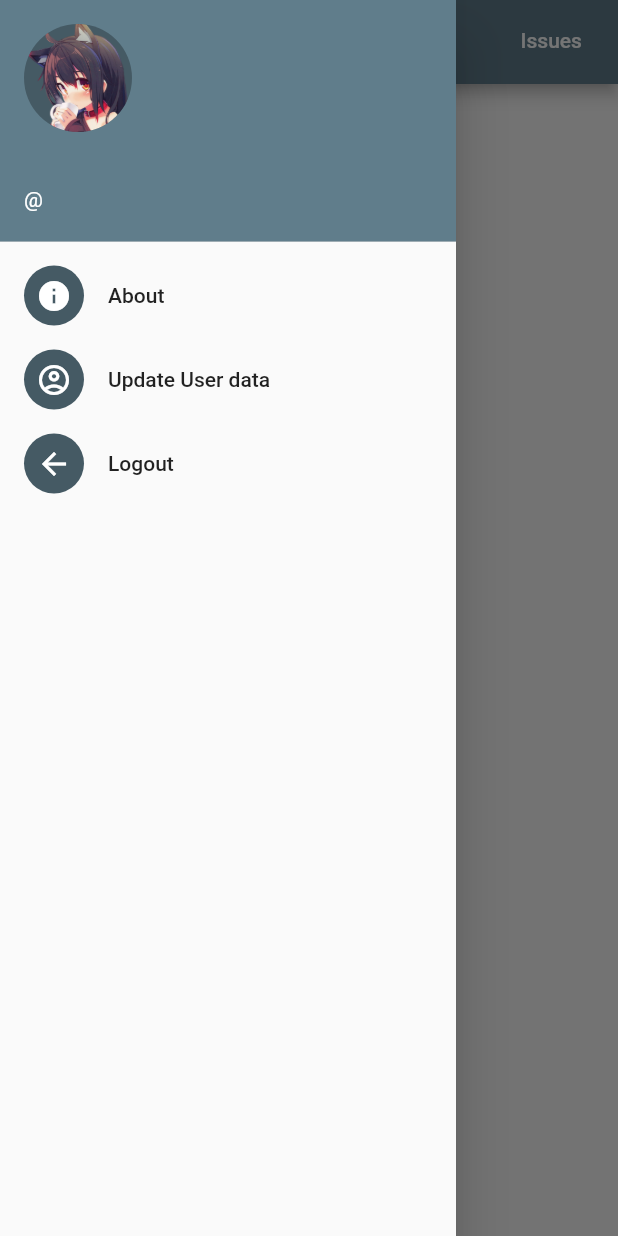
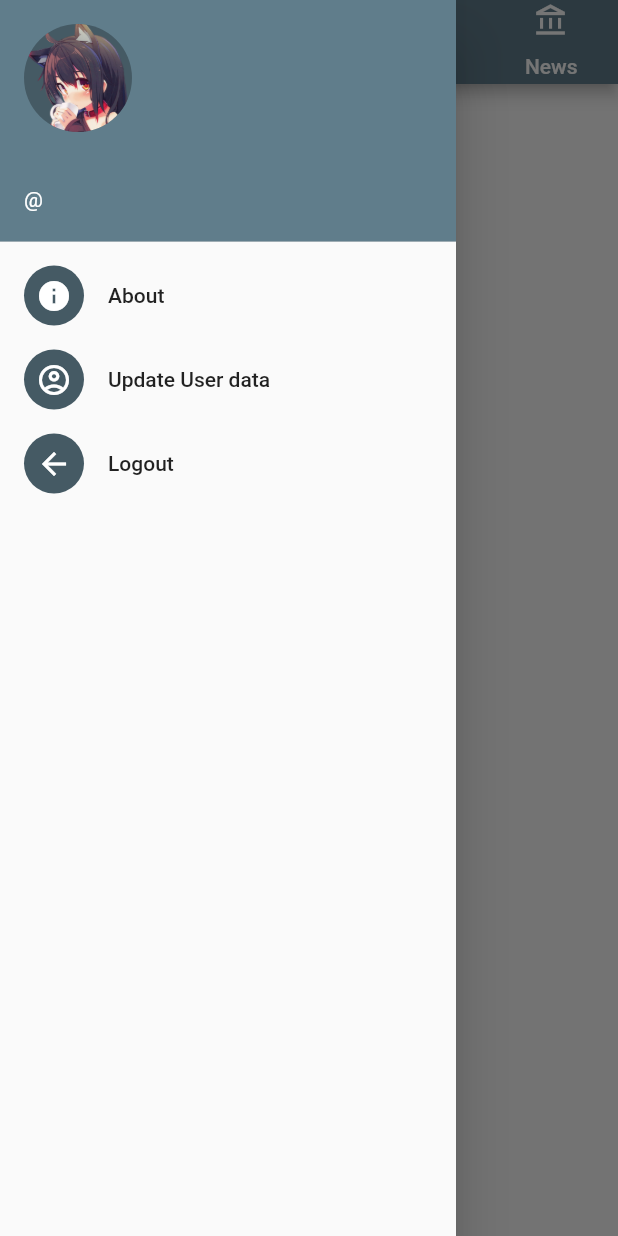
Before and after one commit to neko0xff/2023_schoolResearch_ClientApp, a Flutter app: the HomePage screen opened directly with empty values, tab 4 chosen, with the side drawer open, on a phone screen of 412 x 824 dp. Run offline on Flutter 3.47's test engine with Material 2 defaults, Android fonts, the phone set to English and light mode, and no system bars; our stand-ins replace pdf, printing, share_plus, shared_preferences; missing offline and left inert: local_notifier, syncfusion_flutter_pdfviewer; accounts and stored records are empty.

Commit message:
20230722 update

```diff
--- a/src/viewapp_v1_1/lib/pages/home.dart
+++ b/src/viewapp_v1_1/lib/pages/home.dart
@@ -7,6 +7,7 @@ import 'package:viewapp_v1_1/class/user.dart';
 import 'package:viewapp_v1_1/modules/PreferencesUtil.dart';
 import 'package:viewapp_v1_1/pages/out/control.dart';
 import 'package:viewapp_v1_1/pages/out/main.dart';
+import 'package:viewapp_v1_1/pages/out/news.dart';
 import 'package:viewapp_v1_1/pages/out/view.dart';
 import 'package:viewapp_v1_1/pages/user/updateUser.dart';
 
@@ -37,7 +38,7 @@ class HomePage extends StatelessWidget {
               Tab(icon: Icon(Icons.home), text: "Main"),
               Tab(icon: Icon(Icons.list), text: "Data Table"),
               Tab(icon: Icon(Icons.switch_right_sharp), text: "Control"),
-              Tab(text: "Issues"),
+              Tab(icon: Icon(Icons.account_balance_outlined), text: "News"),
             ],
           ),
         ),
@@ -46,7 +47,7 @@ class HomePage extends StatelessWidget {
             Main(),
             ViewData(),
             Control(),
-            Text("Issues"),
+            NewsData(),
           ],
         ),
         drawer: DrawerMenu(
--- /dev/null
+++ b/src/viewapp_v1_1/lib/pages/out/news.dart
@@ -0,0 +1,32 @@
+// ignore_for_file: prefer_const_constructors, prefer_const_literals_to_create_immutables, library_private_types_in_public_api, non_constant_identifier_names, prefer_interpolation_to_compose_strings, avoid_print, camel_case_types, must_be_immutable
+
+import 'package:flutter/material.dart';
+
+class NewsData extends StatelessWidget {
+  const NewsData({Key? key}) : super(key: key);
+
+  @override
+  Widget build(BuildContext context) {
+    return MaterialApp(
+      debugShowCheckedModeBanner: false,
+      home: Scaffold(
+        body: NewsPage(),
+      ),
+    );
+  }
+}
+
+class NewsPage extends StatelessWidget {
+  const NewsPage({super.key});
+
+  @override
+  Widget build(BuildContext context) {
+    return const Column(
+        mainAxisSize: MainAxisSize.min,
+        mainAxisAlignment: MainAxisAlignment.spaceEvenly,
+        children: <Widget>[
+          SizedBox(height: 10.0),
+          Text("News"),
+        ]);
+  }
+}
--- a/src/viewapp_v1_1/pubspec.yaml
+++ b/src/viewapp_v1_1/pubspec.yaml
@@ -35,7 +35,7 @@ dependencies:
   local_notifier: ^0.1.5
   pdf: ^3.10.4
   syncfusion_flutter_pdfviewer: ^22.1.39
-  google_fonts: ^5.1.0
+  printing: ^5.11.0
   flutter_local_notifications: ^15.1.0+1
   flutter:
     sdk: flutter
@@ -44,6 +44,7 @@ dependencies:
   # The following adds the Cupertino Icons font to your application.
   # Use with the CupertinoIcons class for iOS style icons.
   cupertino_icons: ^1.0.2
+  share_plus: ^7.0.2
 
 dev_dependencies:
   flutter_test:
```
Also changed, not shown: src/viewapp_v1_1/lib/pages/widget/createpdf_sensor01.dart (+58 -35 lines), src/viewapp_v1_1/pubspec.lock, 5 other files.
